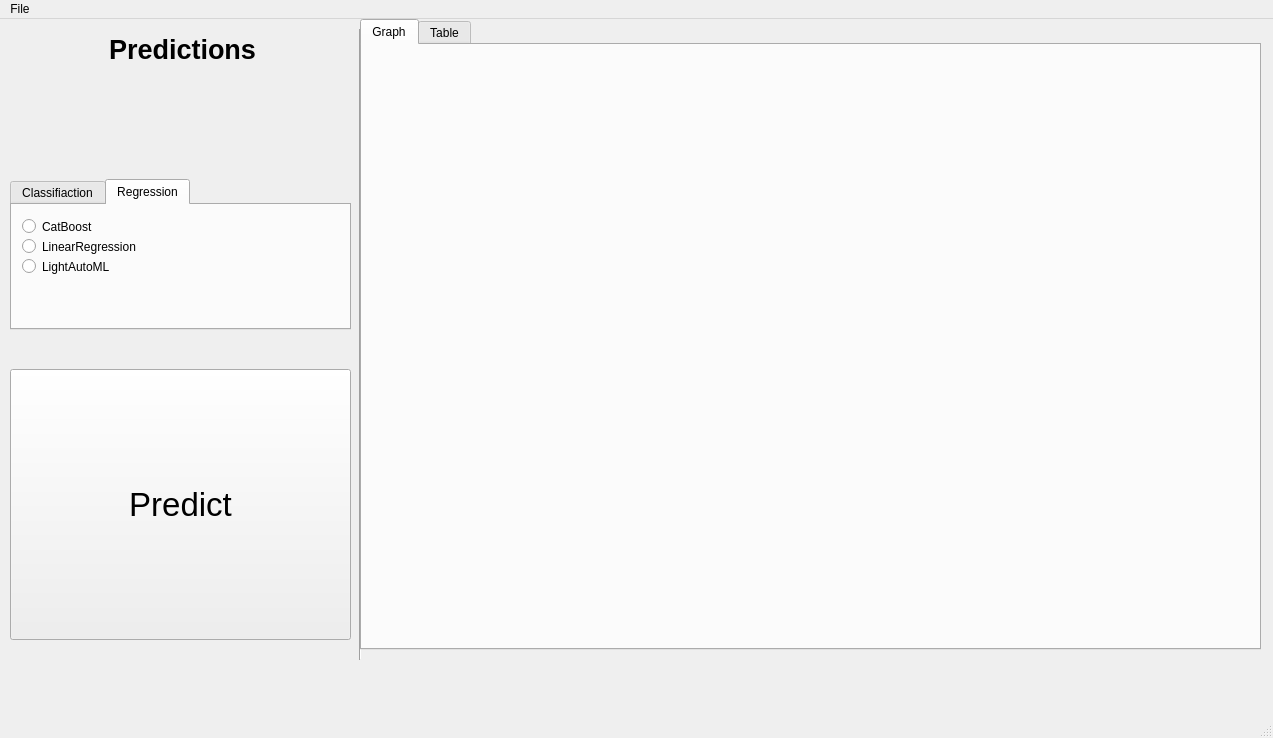
The window that app/GUI/GUI.ui (mike-yasnov/antibiotics-detection) describes before a commit, drawn with Qt 5.
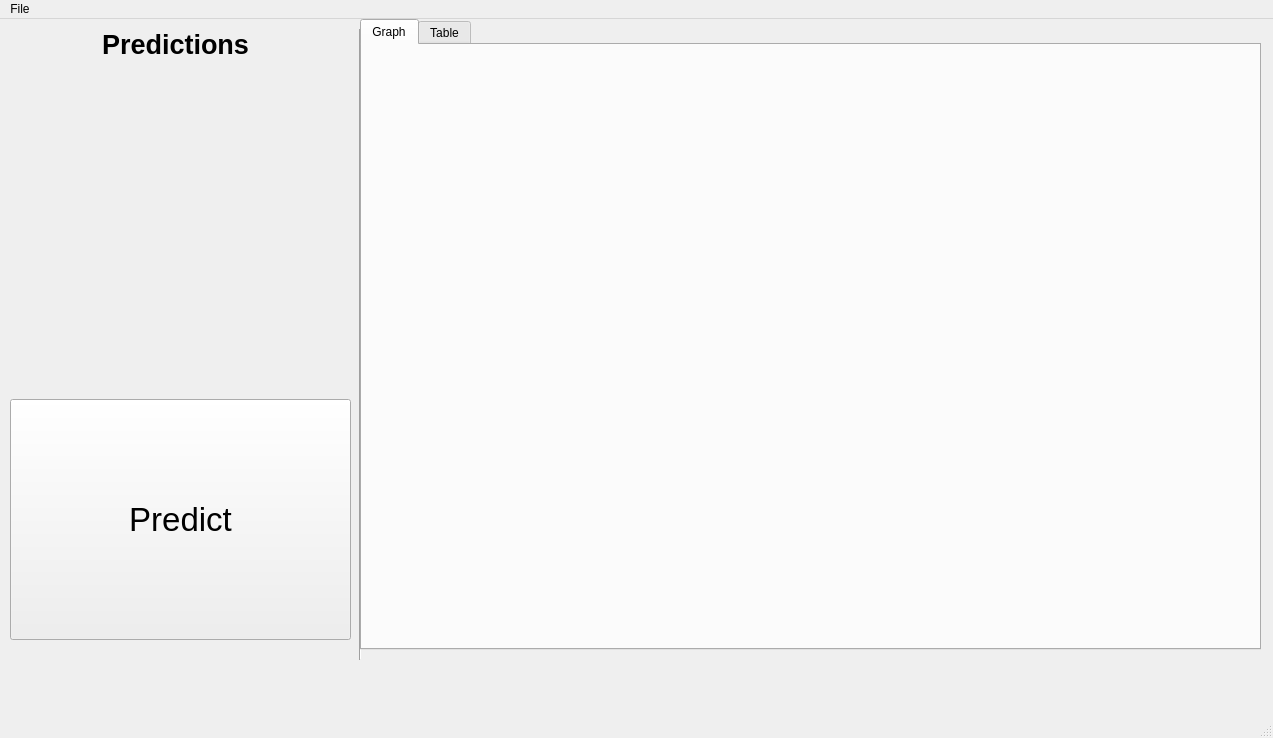
The same window after the commit. Custom widgets are drawn as their Qt base class.

What changed in the file:
```diff
--- a/app/GUI/GUI.ui
+++ b/app/GUI/GUI.ui
@@ -77,8 +77,8 @@
    <widget class="QLabel" name="label">
     <property name="geometry">
      <rect>
-      <x>27</x>
-      <y>15</y>
+      <x>20</x>
+      <y>10</y>
       <width>311</width>
       <height>31</height>
      </rect>
@@ -103,9 +103,9 @@
     <property name="geometry">
      <rect>
       <x>10</x>
-      <y>350</y>
+      <y>380</y>
       <width>341</width>
-      <height>271</height>
+      <height>241</height>
      </rect>
     </property>
     <property name="font">
@@ -120,107 +120,6 @@
      <bool>false</bool>
     </property>
    </widget>
-   <widget class="QTabWidget" name="ChooseModel">
-    <property name="geometry">
-     <rect>
-      <x>10</x>
-      <y>160</y>
-      <width>341</width>
-      <height>151</height>
-     </rect>
-    </property>
-    <property name="currentIndex">
-     <number>1</number>
-    </property>
-    <widget class="QWidget" name="Classification">
-     <attribute name="title">
-      <string>Classifiaction</string>
-     </attribute>
-     <widget class="QRadioButton" name="CNNnetwork">
-      <property name="geometry">
-       <rect>
-        <x>10</x>
-        <y>10</y>
-        <width>261</width>
-        <height>23</height>
-       </rect>
-      </property>
-      <property name="text">
-       <string>CNN Network</string>
-      </property>
-     </widget>
-     <widget class="QRadioButton" name="CatBoost">
-      <property name="geometry">
-       <rect>
-        <x>10</x>
-        <y>30</y>
-        <width>112</width>
-        <height>23</height>
-       </rect>
-      </property>
-      <property name="text">
-       <string>CatBoost</string>
-      </property>
-     </widget>
-     <widget class="QRadioButton" name="Lama">
-      <property name="geometry">
-       <rect>
-        <x>10</x>
-        <y>50</y>
-        <width>112</width>
-        <height>23</height>
-       </rect>
-      </property>
-      <property name="text">
-       <string>XGBoost</string>
-      </property>
-     </widget>
-    </widget>
-    <widget class="QWidget" name="Regression">
-     <attribute name="title">
-      <string>Regression</string>
-     </attribute>
-     <widget class="QRadioButton" name="CatBoost_2">
-      <property name="geometry">
-       <rect>
-        <x>10</x>
-        <y>10</y>
-        <width>112</width>
-        <height>23</height>
-       </rect>
-      </property>
-      <property name="text">
-       <string>CatBoost</string>
-      </property>
-     </widget>
-     <widget class="QRadioButton" name="Fedot_2">
-      <property name="geometry">
-       <rect>
-        <x>10</x>
-        <y>30</y>
-        <width>161</width>
-        <height>23</height>
-       </rect>
-      </property>
-      <property name="text">
-       <string>LinearRegression</string>
-      </property>
-     </widget>
-     <widget class="QRadioButton" name="Lama_2">
-      <property name="geometry">
-       <rect>
-        <x>10</x>
-        <y>50</y>
-        <width>112</width>
-        <height>23</height>
-       </rect>
-      </property>
-      <property name="text">
-       <string>LightAutoML</string>
-      </property>
-     </widget>
-    </widget>
-   </widget>
   </widget>
   <widget class="QMenuBar" name="menubar">
    <property name="geometry">
```
